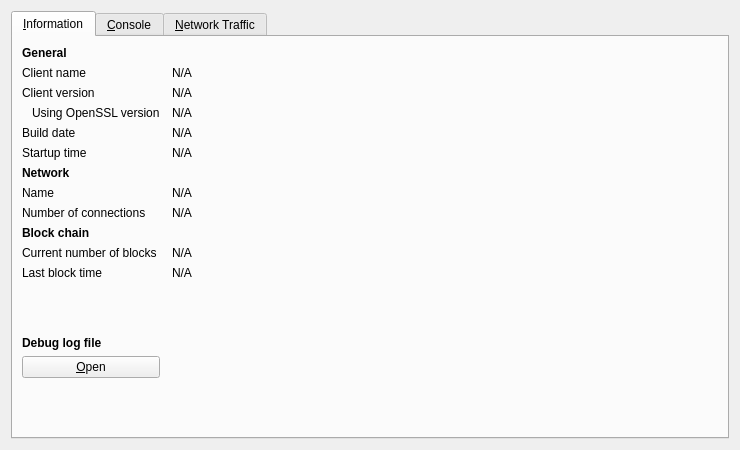
Old version of the form src/qt/forms/rpcconsole.ui in the repository guncoin/guncoin.
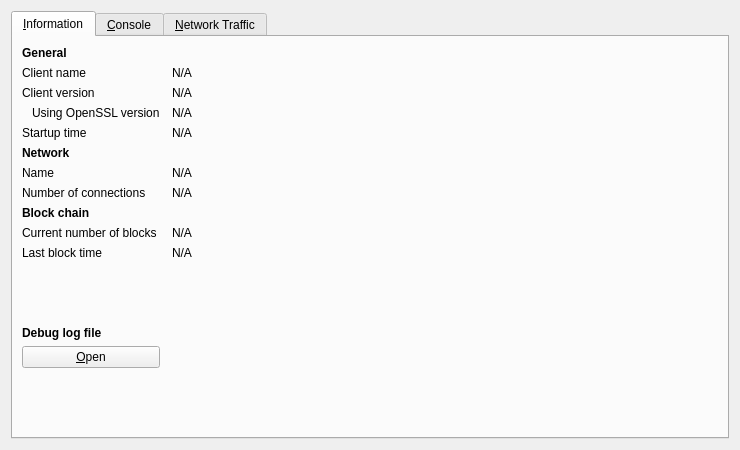
New version of the form. Icons and pictures are not drawn. Custom widgets are drawn as their Qt base class.

Commit message: Update genbuild.sh / Remove build date

```diff
--- a/src/qt/forms/rpcconsole.ui
+++ b/src/qt/forms/rpcconsole.ui
@@ -113,36 +113,13 @@
         </widget>
        </item>
        <item row="4" column="0">
-        <widget class="QLabel" name="label_12">
-         <property name="text">
-          <string>Build date</string>
-         </property>
-        </widget>
-       </item>
-       <item row="4" column="1">
-        <widget class="QLabel" name="buildDate">
-         <property name="cursor">
-          <cursorShape>IBeamCursor</cursorShape>
-         </property>
-         <property name="text">
-          <string>N/A</string>
-         </property>
-         <property name="textFormat">
-          <enum>Qt::PlainText</enum>
-         </property>
-         <property name="textInteractionFlags">
-          <set>Qt::LinksAccessibleByMouse|Qt::TextSelectableByKeyboard|Qt::TextSelectableByMouse</set>
-         </property>
-        </widget>
-       </item>
-       <item row="5" column="0">
         <widget class="QLabel" name="label_13">
          <property name="text">
           <string>Startup time</string>
          </property>
         </widget>
        </item>
-       <item row="5" column="1">
+       <item row="4" column="1">
         <widget class="QLabel" name="startupTime">
          <property name="cursor">
           <cursorShape>IBeamCursor</cursorShape>
@@ -158,7 +135,7 @@
          </property>
         </widget>
        </item>
-       <item row="6" column="0">
+       <item row="5" column="0">
         <widget class="QLabel" name="label_11">
          <property name="font">
           <font>
@@ -171,14 +148,14 @@
          </property>
         </widget>
        </item>
-       <item row="7" column="0">
+       <item row="6" column="0">
         <widget class="QLabel" name="label_8">
          <property name="text">
           <string>Name</string>
          </property>
         </widget>
        </item>
-       <item row="7" column="1">
+       <item row="6" column="1">
         <widget class="QLabel" name="networkName">
          <property name="cursor">
           <cursorShape>IBeamCursor</cursorShape>
@@ -194,14 +171,14 @@
          </property>
         </widget>
        </item>
-       <item row="8" column="0">
+       <item row="7" column="0">
         <widget class="QLabel" name="label_7">
          <property name="text">
           <string>Number of connections</string>
          </property>
         </widget>
        </item>
-       <item row="8" column="1">
+       <item row="7" column="1">
         <widget class="QLabel" name="numberOfConnections">
          <property name="cursor">
           <cursorShape>IBeamCursor</cursorShape>
@@ -217,7 +194,7 @@
          </property>
         </widget>
        </item>
-       <item row="9" column="0">
+       <item row="8" column="0">
         <widget class="QLabel" name="label_10">
          <property name="font">
           <font>
@@ -230,14 +207,14 @@
          </property>
         </widget>
        </item>
-       <item row="10" column="0">
+       <item row="9" column="0">
         <widget class="QLabel" name="label_3">
          <property name="text">
           <string>Current number of blocks</string>
          </property>
         </widget>
        </item>
-       <item row="10" column="1">
+       <item row="9" column="1">
         <widget class="QLabel" name="numberOfBlocks">
          <property name="cursor">
           <cursorShape>IBeamCursor</cursorShape>
@@ -253,14 +230,14 @@
          </property>
         </widget>
        </item>
-       <item row="11" column="0">
+       <item row="10" column="0">
         <widget class="QLabel" name="label_2">
          <property name="text">
           <string>Last block time</string>
          </property>
         </widget>
        </item>
-       <item row="11" column="1">
+       <item row="10" column="1">
         <widget class="QLabel" name="lastBlockTime">
          <property name="cursor">
           <cursorShape>IBeamCursor</cursorShape>
@@ -276,7 +253,7 @@
          </property>
         </widget>
        </item>
-       <item row="12" column="0">
+       <item row="11" column="0">
         <spacer name="verticalSpacer_2">
          <property name="orientation">
           <enum>Qt::Vertical</enum>
@@ -289,7 +266,7 @@
          </property>
         </spacer>
        </item>
-       <item row="13" column="0">
+       <item row="12" column="0">
         <widget class="QLabel" name="labelDebugLogfile">
          <property name="font">
           <font>
@@ -302,7 +279,7 @@
          </property>
         </widget>
        </item>
-       <item row="14" column="0">
+       <item row="13" column="0">
         <widget class="QPushButton" name="openDebugLogfileButton">
          <property name="toolTip">
           <string>Open the Guncoin debug log file from the current data directory. This can take a few seconds for large log files.</string>
@@ -315,7 +292,7 @@
          </property>
         </widget>
        </item>
-       <item row="15" column="0">
+       <item row="14" column="0">
         <spacer name="verticalSpacer">
          <property name="orientation">
           <enum>Qt::Vertical</enum>
```
The commit also changes 8 other files.
